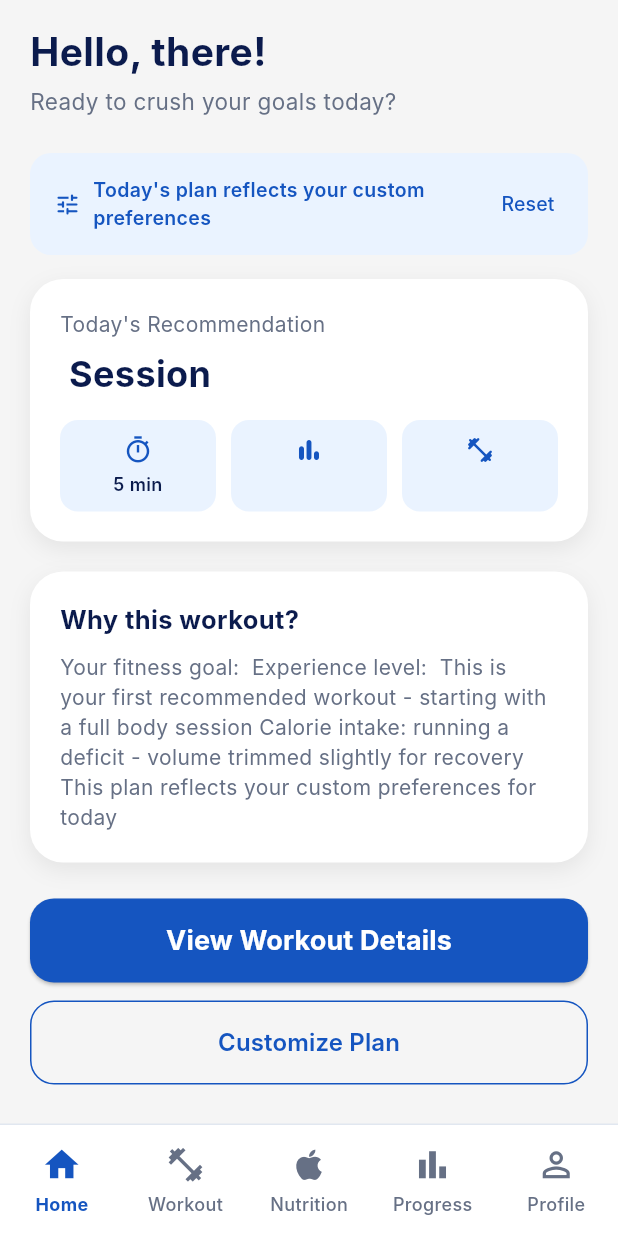
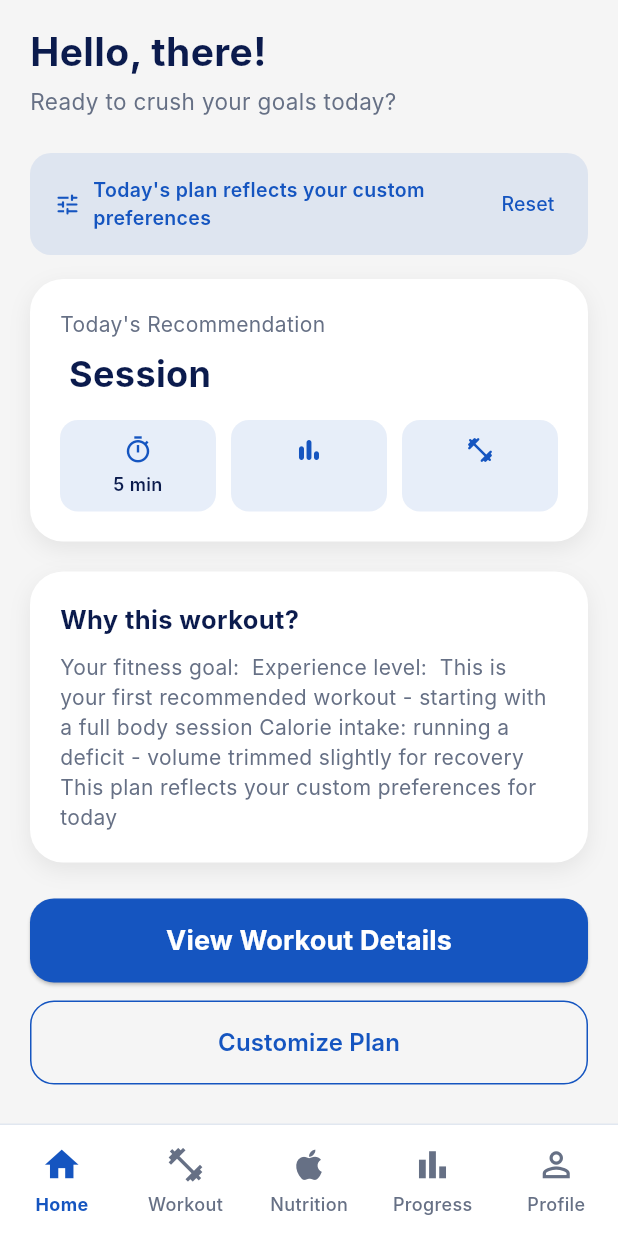
Before and after one commit to ajeetkr05/fitza, a Flutter app: the WorkoutHomeScreen screen opened directly with empty values, on a phone screen of 412 x 824 dp. Run offline on Flutter 3.47's test engine with Material 3 defaults, Android fonts, the phone set to English and light mode, and no system bars; our stand-ins replace cloud_firestore, firebase_auth, firebase_core, flutter_dotenv, google_sign_in; accounts and stored records are empty; network calls fail; Roboto replaces fonts that are missing (Inter).

Commit message:
Added dark mode to workout screens

```diff
--- a/lib/screens/workout/workout_home_screen.dart
+++ b/lib/screens/workout/workout_home_screen.dart
@@ -12,6 +12,7 @@ import '../../models/workout/plan_customization.dart';
 import '../../models/workout/calorie_summary.dart';
 import '../../services/Nutrition/gemini_service.dart';
 import '../../widgets/app_bottom_navigation.dart'; // adjust path if different
+import '../../main.dart';
 import 'workout_details_screen.dart';
 import 'customize_plan_screen.dart';
 
@@ -40,9 +41,6 @@ class WorkoutHomeScreen extends StatelessWidget {
     required this.onCustomizationChanged,
   });
 
-  static const Color primaryBlue = Color(0xFF1555C0);
-  static const Color darkText = Color(0xFF0B1B4D);
-  static const Color greyText = Color(0xFF667085);
 
   Future<void> _openCustomizePlan(BuildContext context) async {
     final result = await Navigator.push<PlanCustomization>(
@@ -69,8 +67,9 @@ class WorkoutHomeScreen extends StatelessWidget {
 
   @override
   Widget build(BuildContext context) {
+    final colors = Theme.of(context).extension<FitzaThemeColors>()!;
     return Scaffold(
-      backgroundColor: const Color(0xFFF5F5F5),
+      backgroundColor: colors.background,
       bottomNavigationBar: AppBottomNavigation(
         currentIndex: selectedIndex,
         onTap: onTabChanged,
@@ -80,7 +79,7 @@ class WorkoutHomeScreen extends StatelessWidget {
           stream: ProfileFirestoreService.instance.getProfileStream(),
           builder: (context, profileSnapshot) {
             if (profileSnapshot.hasError) {
-              return _statusMessage('Could not load your profile.');
+              return _statusMessage(context, 'Could not load your profile.');
             }
             if (!profileSnapshot.hasData) {
               return const Center(child: CircularProgressIndicator());
@@ -93,7 +92,7 @@ class WorkoutHomeScreen extends StatelessWidget {
                   WorkoutFirestoreService.instance.getWorkoutEntriesStream(),
               builder: (context, workoutsSnapshot) {
                 if (workoutsSnapshot.hasError) {
-                  return _statusMessage('Could not load workout history.');
+                  return _statusMessage(context, 'Could not load workout history.');
                 }
                 if (!workoutsSnapshot.hasData) {
                   return const Center(child: CircularProgressIndicator());
@@ -139,14 +138,15 @@ class WorkoutHomeScreen extends StatelessWidget {
     );
   }
 
-  Widget _statusMessage(String message) {
+  Widget _statusMessage(BuildContext context, String message) {
+    final colors = Theme.of(context).extension<FitzaThemeColors>()!;
     return Center(
       child: Padding(
         padding: const EdgeInsets.all(24),
         child: Text(
           message,
           textAlign: TextAlign.center,
-          style: const TextStyle(color: greyText, fontSize: 16),
+          style: TextStyle(color: colors.secondaryText, fontSize: 16),
         ),
       ),
     );
@@ -157,6 +157,9 @@ class WorkoutHomeScreen extends StatelessWidget {
     UserProfile profile,
     DailyRecommendation recommendation,
   ) {
+    final colors = Theme.of(context).extension<FitzaThemeColors>()!;
+    final darkText = colors.primaryText;
+    final greyText = colors.secondaryText;
     return SingleChildScrollView(
       padding: const EdgeInsets.fromLTRB(20, 16, 20, 28),
       child: Column(
@@ -164,14 +167,14 @@ class WorkoutHomeScreen extends StatelessWidget {
         children: [
           Text(
             'Hello, ${profile.displayName.isNotEmpty ? profile.displayName : 'there'}!',
-            style: const TextStyle(
+            style: TextStyle(
               color: darkText,
               fontSize: 26,
               fontWeight: FontWeight.bold,
             ),
           ),
           const SizedBox(height: 4),
-          const Text(
+          Text(
             'Ready to crush your goals today?',
             style: TextStyle(color: greyText, fontSize: 15),
           ),
@@ -180,7 +183,7 @@ class WorkoutHomeScreen extends StatelessWidget {
           if (customization != null) const SizedBox(height: 16),
           _recommendationCard(context, recommendation),
           const SizedBox(height: 20),
-          _whyThisWorkoutCard(recommendation),
+          _whyThisWorkoutCard(context, recommendation),
           const SizedBox(height: 24),
           _actionButtons(context, recommendation),
         ],
@@ -189,18 +192,20 @@ class WorkoutHomeScreen extends StatelessWidget {
   }
 
   Widget _customizedBanner(BuildContext context) {
+    final colors = Theme.of(context).extension<FitzaThemeColors>()!;
+    final primaryBlue = colors.primaryBlue;
     return Container(
       width: double.infinity,
       padding: const EdgeInsets.symmetric(horizontal: 16, vertical: 10),
       decoration: BoxDecoration(
-        color: const Color(0xFFEAF3FF),
+        color: primaryBlue.withOpacity(0.1),
         borderRadius: BorderRadius.circular(14),
       ),
       child: Row(
         children: [
-          const Icon(Icons.tune_rounded, color: primaryBlue, size: 18),
+          Icon(Icons.tune_rounded, color: primaryBlue, size: 18),
           const SizedBox(width: 8),
-          const Expanded(
+          Expanded(
             child: Text(
               "Today's plan reflects your custom preferences",
               style: TextStyle(color: primaryBlue, fontSize: 13, fontWeight: FontWeight.w600),
@@ -209,7 +214,7 @@ class WorkoutHomeScreen extends StatelessWidget {
           TextButton(
             onPressed: () => onCustomizationChanged(null),
             style: TextButton.styleFrom(padding: EdgeInsets.zero, minimumSize: const Size(0, 0)),
-            child: const Text('Reset', style: TextStyle(color: primaryBlue, fontSize: 13)),
+            child: Text('Reset', style: TextStyle(color: primaryBlue, fontSize: 13)),
           ),
         ],
       ),
@@ -220,21 +225,24 @@ class WorkoutHomeScreen extends StatelessWidget {
     BuildContext context,
     DailyRecommendation recommendation,
   ) {
+    final colors = Theme.of(context).extension<FitzaThemeColors>()!;
+    final darkText = colors.primaryText;
+    final greyText = colors.secondaryText;
     return Container(
       width: double.infinity,
       padding: const EdgeInsets.all(20),
-      decoration: _cardDecoration(),
+      decoration: _cardDecoration(context),
       child: Column(
         crossAxisAlignment: CrossAxisAlignment.start,
         children: [
-          const Text(
+          Text(
             "Today's Recommendation",
             style: TextStyle(color: greyText, fontSize: 14),
           ),
           const SizedBox(height: 6),
           Text(
             recommendation.title,
-            style: const TextStyle(
+            style: TextStyle(
               color: darkText,
               fontSize: 24,
               fontWeight: FontWeight.bold,
@@ -243,11 +251,11 @@ class WorkoutHomeScreen extends StatelessWidget {
           const SizedBox(height: 14),
           Row(
             children: [
-              _infoChip(Icons.timer_outlined, '${recommendation.durationMinutes} min'),
+              _infoChip(context, Icons.timer_outlined, '${recommendation.durationMinutes} min'),
               const SizedBox(width: 10),
-              _infoChip(Icons.bar_chart_rounded, recommendation.difficulty),
+              _infoChip(context, Icons.bar_chart_rounded, recommendation.difficulty),
               const SizedBox(width: 10),
-              _infoChip(Icons.fitness_center_rounded, recommendation.targetMuscles),
+              _infoChip(context, Icons.fitness_center_rounded, recommendation.targetMuscles),
             ],
           ),
         ],
@@ -255,12 +263,15 @@ class WorkoutHomeScreen extends StatelessWidget {
     );
   }
 
-  Widget _infoChip(IconData icon, String label) {
+  Widget _infoChip(BuildContext context, IconData icon, String label) {
+    final colors = Theme.of(context).extension<FitzaThemeColors>()!;
+    final primaryBlue = colors.primaryBlue;
+    final darkText = colors.primaryText;
     return Expanded(
       child: Container(
         padding: const EdgeInsets.symmetric(vertical: 10, horizontal: 8),
         decoration: BoxDecoration(
-          color: const Color(0xFFEAF3FF),
+          color: primaryBlue.withOpacity(0.1),
           borderRadius: BorderRadius.circular(12),
         ),
         child: Column(
@@ -272,7 +283,7 @@ class WorkoutHomeScreen extends StatelessWidget {
               textAlign: TextAlign.center,
               maxLines: 1,
               overflow: TextOverflow.ellipsis,
-              style: const TextStyle(
+              style: TextStyle(
                 color: darkText,
                 fontSize: 12,
                 fontWeight: FontWeight.w600,
@@ -284,15 +295,18 @@ class WorkoutHomeScreen extends StatelessWidget {
     );
   }
 
-  Widget _whyThisWorkoutCard(DailyRecommendation recommendation) {
+  Widget _whyThisWorkoutCard(BuildContext context, DailyRecommendation recommendation) {
+    final colors = Theme.of(context).extension<FitzaThemeColors>()!;
+    final darkText = colors.primaryText;
+    final greyText = colors.secondaryText;
     return Container(
       width: double.infinity,
       padding: const EdgeInsets.all(20),
-      decoration: _cardDecoration(),
+      decoration: _cardDecoration(context),
       child: Column(
         crossAxisAlignment: CrossAxisAlignment.start,
         children: [
-          const Text(
+          Text(
             'Why this workout?',
             style: TextStyle(
               color: darkText,
@@ -301,12 +315,6 @@ class WorkoutHomeScreen extends StatelessWidget {
             ),
           ),
           const SizedBox(height: 10),
-          // The FACTS (reasonBullets) are decided entirely by
-          // RecommendationService - rule-based, not AI. This FutureBuilder
-          // only asks Gemini to REWRITE those facts more conversationally.
-          // While loading, or if the API call fails for any reason, it
-          // falls back to showing the plain rule-based bullets directly -
-          // so this enhancement can never block or break the screen.
           FutureBuilder<String>(
             future: GeminiService.instance.explainWorkout(
               workoutTitle: recommendation.title,
@@ -317,11 +325,11 @@ class WorkoutHomeScreen extends StatelessWidget {
                 return const _ExplanationShimmer();
               }
               if (!snapshot.hasData || snapshot.hasError) {
-                return _reasonBulletsList(recommendation.reasonBullets);
+                return _reasonBulletsList(context, recommendation.reasonBullets);
               }
               return Text(
                 snapshot.data!,
-                style: const TextStyle(color: greyText, fontSize: 14, height: 1.4),
+                style: TextStyle(color: greyText, fontSize: 14, height: 1.4),
               );
             },
           ),
@@ -330,7 +338,10 @@ class WorkoutHomeScreen extends StatelessWidget {
     );
   }
 
-  Widget _reasonBulletsList(List<String> bullets) {
+  Widget _reasonBulletsList(BuildContext context, List<String> bullets) {
+    final colors = Theme.of(context).extension<FitzaThemeColors>()!;
+    final primaryBlue = colors.primaryBlue;
+    final greyText = colors.secondaryText;
     return Column(
       crossAxisAlignment: CrossAxisAlignment.start,
       children: bullets
@@ -340,11 +351,11 @@ class WorkoutHomeScreen extends StatelessWidget {
               child: Row(
                 crossAxisAlignment: CrossAxisAlignment.start,
                 children: [
-                  const Text('•  ', style: TextStyle(color: primaryBlue)),
+                  Text('•  ', style: TextStyle(color: primaryBlue)),
                   Expanded(
                     child: Text(
                       bullet,
-                      style: const TextStyle(color: greyText, fontSize: 14),
+                      style: TextStyle(color: greyText, fontSize: 14),
                     ),
                   ),
                 ],
@@ -356,6 +367,8 @@ class WorkoutHomeScreen extends StatelessWidget {
   }
 
   Widget _actionButtons(BuildContext context, DailyRecommendation recommendation) {
+    final colors = Theme.of(context).extension<FitzaThemeColors>()!;
+    final primaryBlue = colors.primaryBlue;
     return Column(
       children: [
         SizedBox(
@@ -391,7 +404,7 @@ class WorkoutHomeScreen extends StatelessWidget {
             onPressed: () => _openCustomizePlan(context),
             style: OutlinedButton.styleFrom(
               foregroundColor: primaryBlue,
-              side: const BorderSide(color: primaryBlue),
+              side: BorderSide(color: primaryBlue),
               shape: RoundedRectangleBorder(
                 borderRadius: BorderRadius.circular(16),
               ),
@@ -406,9 +419,10 @@ class WorkoutHomeScreen extends StatelessWidget {
     );
   }
 
-  BoxDecoration _cardDecoration() {
+  BoxDecoration _cardDecoration(BuildContext context) {
+    final colors = Theme.of(context).extension<FitzaThemeColors>()!;
     return BoxDecoration(
-      color: Colors.white,
+      color: colors.surface,
       borderRadius: BorderRadius.circular(22),
       boxShadow: const [
         BoxShadow(
@@ -478,13 +492,14 @@ class _ExplanationShimmerState extends State<_ExplanationShimmer>
   }
 
   Widget _shimmerBar({required double widthFraction}) {
+    final colors = Theme.of(context).extension<FitzaThemeColors>()!;
     return LayoutBuilder(
       builder: (context, constraints) {
         return Container(
           height: 13,
           width: constraints.maxWidth * widthFraction,
           decoration: BoxDecoration(
-            color: const Color(0xFFE3E8F0),
+            color: colors.border,
             borderRadius: BorderRadius.circular(6),
           ),
         );
```
Also changed, not shown: lib/screens/workout/active_workout_screen.dart (+26 -22 lines), lib/screens/workout/customize_plan_screen.dart (+20 -11 lines), lib/screens/workout/workout_details_screen.dart (+60 -41 lines), lib/screens/workout/workout_summary_screen.dart (+25 -23 lines).
